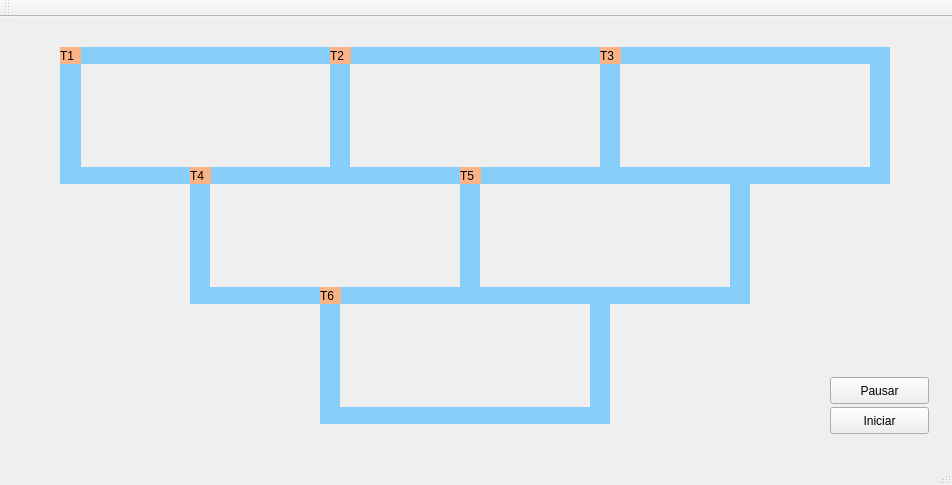
The window that mainwindow.ui (rai-vitor/Trem) describes before a commit, drawn with Qt 5.
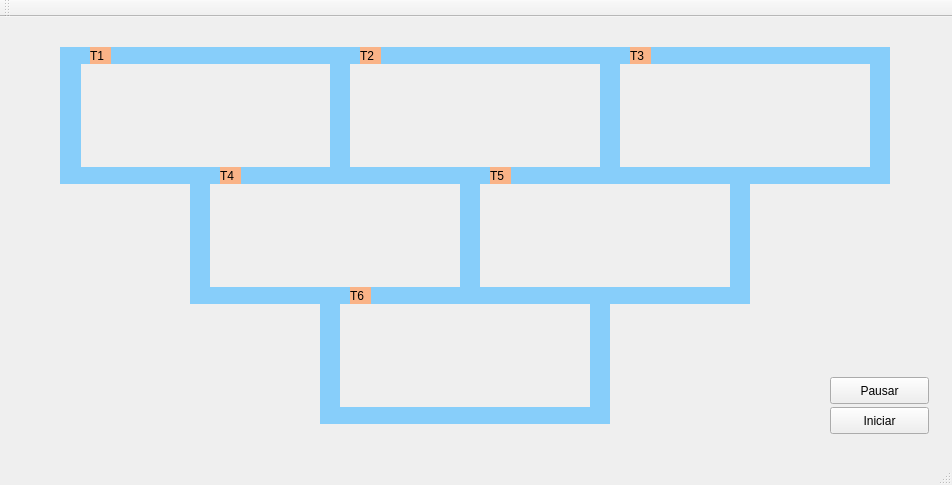
The same window after the commit.

What changed in the file:
```diff
--- a/mainwindow.ui
+++ b/mainwindow.ui
@@ -20,7 +20,7 @@
    <widget class="QLabel" name="label_trem1">
     <property name="geometry">
      <rect>
-      <x>60</x>
+      <x>90</x>
       <y>30</y>
       <width>21</width>
       <height>17</height>
@@ -289,7 +289,7 @@
    <widget class="QLabel" name="label_trem2">
     <property name="geometry">
      <rect>
-      <x>330</x>
+      <x>360</x>
       <y>30</y>
       <width>21</width>
       <height>17</height>
@@ -305,7 +305,7 @@
    <widget class="QLabel" name="label_trem3">
     <property name="geometry">
      <rect>
-      <x>600</x>
+      <x>630</x>
       <y>30</y>
       <width>21</width>
       <height>17</height>
@@ -321,7 +321,7 @@
    <widget class="QLabel" name="label_trem4">
     <property name="geometry">
      <rect>
-      <x>190</x>
+      <x>220</x>
       <y>150</y>
       <width>21</width>
       <height>17</height>
@@ -337,7 +337,7 @@
    <widget class="QLabel" name="label_trem5">
     <property name="geometry">
      <rect>
-      <x>460</x>
+      <x>490</x>
       <y>150</y>
       <width>21</width>
       <height>17</height>
@@ -401,7 +401,7 @@
    <widget class="QLabel" name="label_trem6">
     <property name="geometry">
      <rect>
-      <x>320</x>
+      <x>350</x>
       <y>270</y>
       <width>21</width>
       <height>17</height>
```
